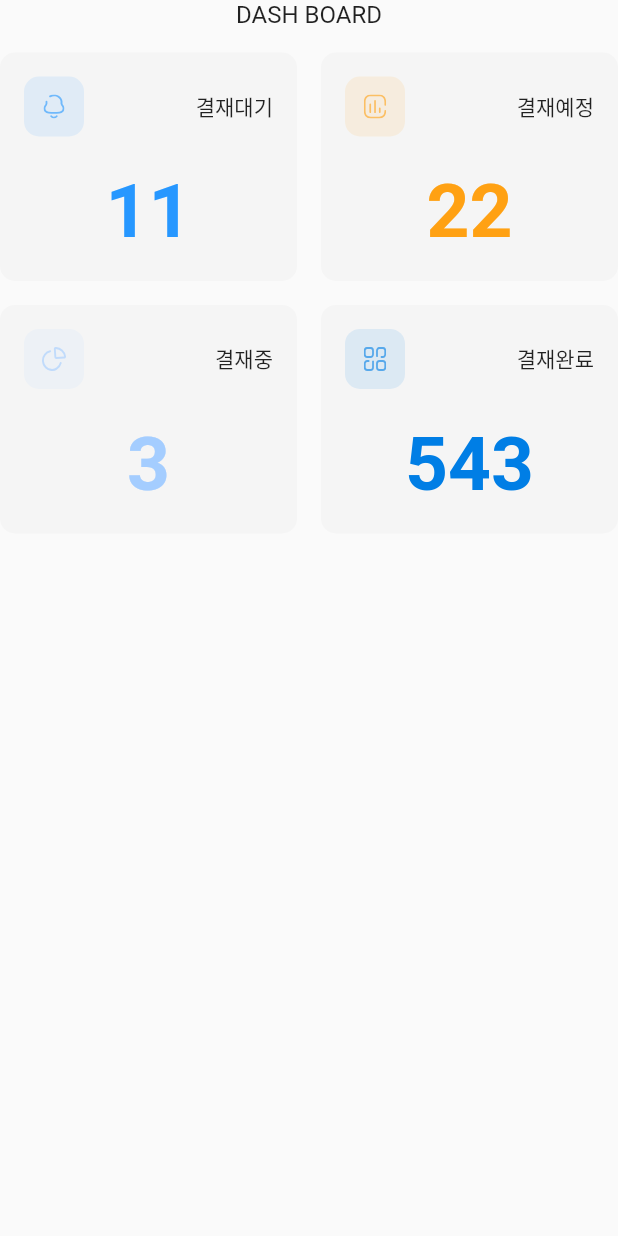
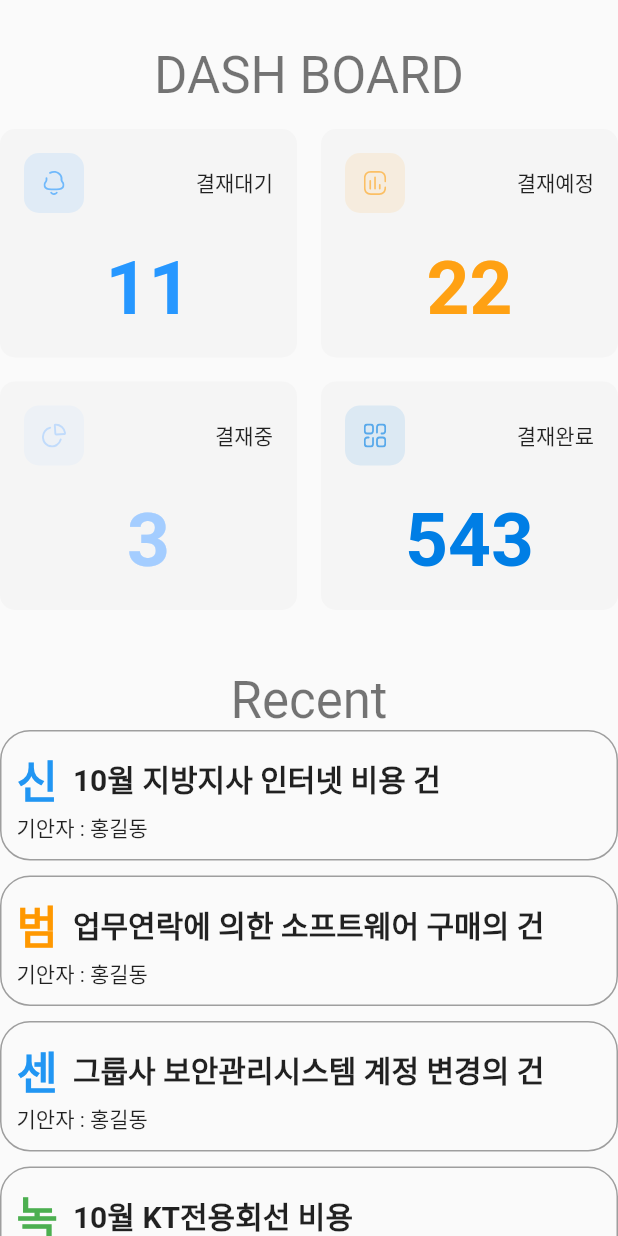
Before and after one commit to solardayz/flutter-ui, a Flutter app: the DashBoard screen opened directly, on a phone screen of 412 x 824 dp. Run offline on Flutter 3.47's test engine with Material 2 defaults, Android fonts, the phone set to English and light mode, and no system bars; our stand-ins replace data_table_2, fl_chart, flutter_svg, get.

Commit message:
대시보드, 최신 결재 처리

```diff
--- a/lib/models/RecentFile.dart
+++ b/lib/models/RecentFile.dart
@@ -1,50 +1,55 @@
+import 'dart:ui';
+
+import 'package:flutter/material.dart';
+
 class RecentFile {
-  final String? icon, title, date, size;
+  final String? company, title, date, person;
+  final Color? color;
 
-  RecentFile({this.icon, this.title, this.date, this.size});
+  RecentFile({this.company, this.title, this.date, this.person, this.color});
 }
 
 List demoRecentFiles = [
   RecentFile(
-    icon: "assets/icons/xd_file.svg",
-    title: "XD File",
+      company: "신",
+      title: "10월 지방지사 인터넷 비용 건",
       date: "01-03-2021",
-    size: "3.5mb",
-  ),
+      person: "홍길동",
+      color: Colors.blue),
   RecentFile(
-    icon: "assets/icons/Figma_file.svg",
-    title: "Figma File",
+      company: "범",
+      title: "업무연락에 의한 소프트웨어 구매의 건",
       date: "27-02-2021",
-    size: "19.0mb",
-  ),
+      person: "홍길동",
+      color: Colors.orange),
   RecentFile(
-    icon: "assets/icons/doc_file.svg",
-    title: "Document",
+      company: "센",
+      title: "그룹사 보안관리시스템 계정 변경의 건",
       date: "23-02-2021",
-    size: "32.5mb",
-  ),
+      person: "홍길동",
+      color: Colors.blue),
   RecentFile(
-    icon: "assets/icons/sound_file.svg",
-    title: "Sound File",
+      company: "녹",
+      title: "10월 KT전용회선 비용",
       date: "21-02-2021",
-    size: "3.5mb",
-  ),
+      person: "홍길동",
+      color: Colors.green),
   RecentFile(
-    icon: "assets/icons/media_file.svg",
-    title: "Media File",
+      company: "범",
+      title: "대체 전표",
       date: "23-02-2021",
-    size: "2.5gb",
-  ),
+      person: "홍길동",
+      color: Colors.orange),
   RecentFile(
-    icon: "assets/icons/pdf_file.svg",
-    title: "Sales PDF",
+      company: "신",
+      title: "10월 전산소모품 비용건",
       date: "25-02-2021",
-    size: "3.5mb",
-  ),
+      person: "홍길동",
+      color: Colors.blue),
   RecentFile(
-    icon: "assets/icons/excle_file.svg",
-    title: "Excel File",
+      company: "냉",
+      title: "업무연락에 의한 소프트웨어 구입건",
       date: "25-02-2021",
-    size: "34.5mb",
-  ),
+      person: "홍길동",
+      color: Colors.blue),
 ];
--- a/lib/view/approval/dashBoard/dashboard.dart
+++ b/lib/view/approval/dashBoard/dashboard.dart
@@ -7,7 +7,7 @@ class DashBoard extends StatelessWidget {
   @override
   Widget build(BuildContext context) {
     return Scaffold(
-      body: DashBoardBody(),
+      body: SingleChildScrollView(child: DashBoardBody()),
     );
   }
 }
--- a/lib/view/approval/dashBoard/dashboard_body.dart
+++ b/lib/view/approval/dashBoard/dashboard_body.dart
@@ -1,8 +1,13 @@
 import 'package:approval/models/MyFiles.dart';
+import 'package:approval/models/RecentFile.dart';
 import 'package:approval/view/conponent/file_info_card.dart';
+import 'package:approval/view/conponent/recent_files.dart';
+import 'package:data_table_2/data_table_2.dart';
 import 'package:flutter/material.dart';
+import 'package:flutter_svg/svg.dart';
 
 import '../../../constants.dart';
+import 'dashboard_card.dart';
 import 'dashboard_card_info.dart';
 
 class DashBoardBody extends StatefulWidget {
@@ -18,45 +23,99 @@ class _DashBoardBodyState extends State<DashBoardBody> {
     final Size _size = MediaQuery.of(context).size;
 
     return Column(
+      // mainAxisAlignment: MainAxisAlignment.center,
+      // crossAxisAlignment: CrossAxisAlignment.start,
       children: [
+        SizedBox(
+          height: 30,
+        ),
         Text(
           "DASH BOARD",
-          style: Theme.of(context).textTheme.subtitle1,
+          style: Theme.of(context).textTheme.headline4,
         ),
         SizedBox(height: defaultPadding),
         DashBoardCard(
           crossAxisCount: _size.width < 650 ? 2 : 4,
           childAspectRatio: _size.width < 650 ? 1.3 : 1,
-        )
+        ),
+        SizedBox(
+          height: 40,
+        ),
+        Text(
+          "Recent",
+          style: Theme.of(context).textTheme.headline4,
+        ),
+        ListView.separated(
+          itemCount: demoRecentFiles.length,
+          shrinkWrap: true,
+          physics: NeverScrollableScrollPhysics(),
+          separatorBuilder: (context, index) {
+            return SizedBox(
+              height: 10,
+            );
+          },
+          itemBuilder: (context, index) {
+            return RecentCard(demoRecentFiles[index]);
+          },
+        ),
       ],
     );
   }
 }
 
-class DashBoardCard extends StatelessWidget {
-  const DashBoardCard({
+class RecentCard extends StatelessWidget {
+  final RecentFile files;
+  const RecentCard(
+    this.files, {
     Key? key,
-    required this.crossAxisCount,
-    required this.childAspectRatio,
   }) : super(key: key);
-
-  final int crossAxisCount;
-  final double childAspectRatio;
 
   @override
   Widget build(BuildContext context) {
-    return GridView.builder(
-      physics: NeverScrollableScrollPhysics(),
-      shrinkWrap: true,
-      itemCount: demoMyFiles.length,
-      gridDelegate: SliverGridDelegateWithFixedCrossAxisCount(
-        crossAxisCount: crossAxisCount,
-        crossAxisSpacing: defaultPadding,
-        mainAxisSpacing: defaultPadding,
-        childAspectRatio: childAspectRatio,
+    return Container(
+      padding: EdgeInsets.all(10),
+      decoration: BoxDecoration(
+        borderRadius: BorderRadius.circular(20),
+        border: Border.all(color: Colors.grey),
       ),
-      itemBuilder: (context, index) =>
-          DashBoardCardInfo(info: demoMyFiles[index]),
+      child: Row(
+        children: [
+          Container(
+            decoration: BoxDecoration(
+              borderRadius: BorderRadius.circular(20),
+              // color: Colors.cyanAccent[100],
+            ),
+            child: Column(
+              crossAxisAlignment: CrossAxisAlignment.start,
+              children: [
+                Row(
+                  children: [
+                    Text(
+                      '${files.company}',
+                      style: TextStyle(
+                          fontSize: 30,
+                          fontWeight: FontWeight.bold,
+                          color: files.color),
+                    ),
+                    SizedBox(
+                      width: 10,
+                    ),
+                    Text(
+                      '${files.title}',
+                      style: TextStyle(
+                        fontSize: 20,
+                        fontWeight: FontWeight.bold,
+                        color: Colors.black87,
+                      ),
+                    ),
+                  ],
+                ),
+                Text('기안자 : ${files.person}'),
+              ],
+            ),
+          ),
+        ],
+      ),
     );
   }
 }
--- /dev/null
+++ b/lib/view/approval/dashBoard/dashboard_card.dart
@@ -0,0 +1,33 @@
+import 'package:approval/models/MyFiles.dart';
+import 'package:flutter/material.dart';
+
+import '../../../constants.dart';
+import 'dashboard_card_info.dart';
+
+class DashBoardCard extends StatelessWidget {
+  const DashBoardCard({
+    Key? key,
+    required this.crossAxisCount,
+    required this.childAspectRatio,
+  }) : super(key: key);
+
+  final int crossAxisCount;
+  final double childAspectRatio;
+
+  @override
+  Widget build(BuildContext context) {
+    return GridView.builder(
+      physics: NeverScrollableScrollPhysics(),
+      shrinkWrap: true,
+      itemCount: demoMyFiles.length,
+      gridDelegate: SliverGridDelegateWithFixedCrossAxisCount(
+        crossAxisCount: crossAxisCount,
+        crossAxisSpacing: defaultPadding,
+        mainAxisSpacing: defaultPadding,
+        childAspectRatio: childAspectRatio,
+      ),
+      itemBuilder: (context, index) =>
+          DashBoardCardInfo(info: demoMyFiles[index]),
+    );
+  }
+}
--- a/lib/view/conponent/recent_files.dart
+++ b/lib/view/conponent/recent_files.dart
@@ -60,7 +60,7 @@ DataRow recentFileDataRow(RecentFile fileInfo) {
         Row(
           children: [
             SvgPicture.asset(
-              fileInfo.icon!,
+              fileInfo.company!,
               height: 30,
               width: 30,
             ),
@@ -72,7 +72,7 @@ DataRow recentFileDataRow(RecentFile fileInfo) {
         ),
       ),
       DataCell(Text(fileInfo.date!)),
-      DataCell(Text(fileInfo.size!)),
+      DataCell(Text(fileInfo.person!)),
     ],
   );
 }
```
Lines whose indentation alone changed are shown as unchanged.
